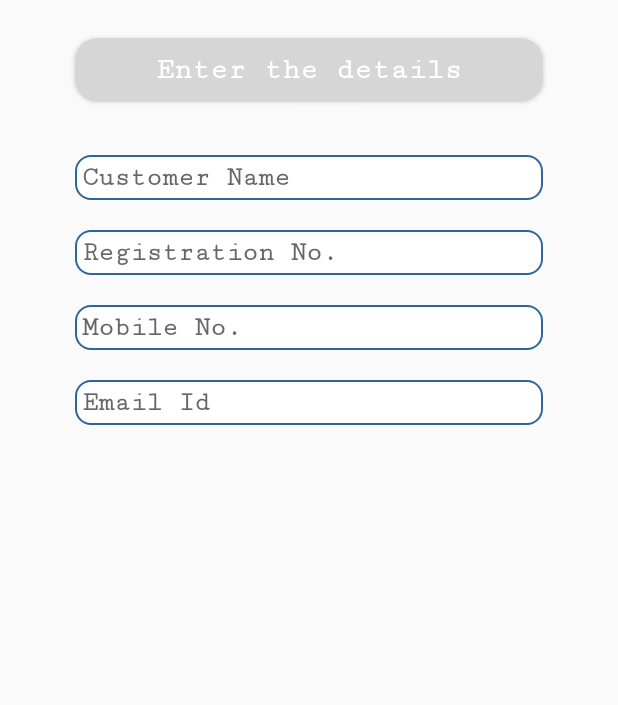
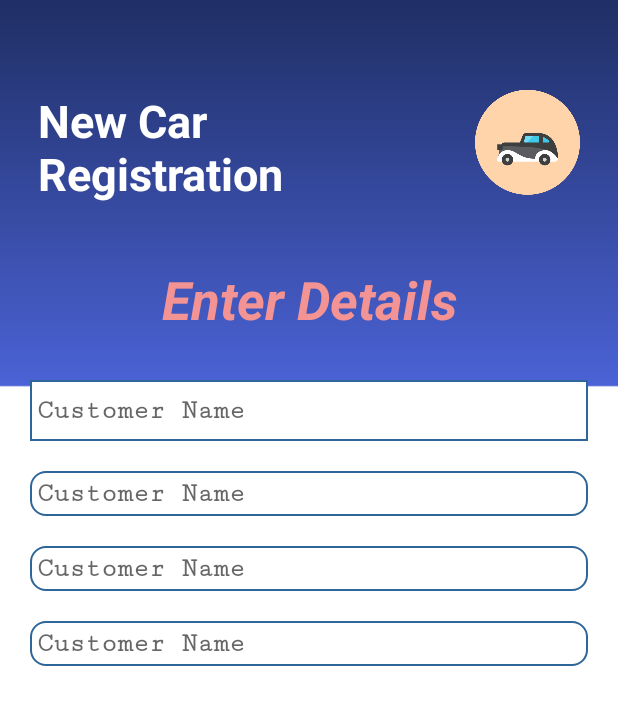
Before and after one commit to harshvardhanpatil/VimalJagruti, an Android app: the CreateJobCard screen opened directly, with no data from a screen before it, on a phone screen of 412 x 824 dp. Shown: the top 705 px of the screen. Run offline under Robolectric (Android 15) with nearby library versions, the phone set to English and light mode, and no system bars.

Commit message:
new car reg form -deleted unnessary things -reg form (inprocess TODO)

```diff
--- a/app/src/main/java/com/example/vimaljagruti/SelectOptionActivity.java
+++ b/app/src/main/java/com/example/vimaljagruti/SelectOptionActivity.java
@@ -2,13 +2,34 @@ package com.example.vimaljagruti;
 
 import androidx.appcompat.app.AppCompatActivity;
 
+import android.content.Intent;
 import android.os.Bundle;
+import android.view.View;
+import android.widget.Button;
 
 public class SelectOptionActivity extends AppCompatActivity {
+    Button createNew,scanByQr;
 
     @Override
     protected void onCreate(Bundle savedInstanceState) {
         super.onCreate(savedInstanceState);
         setContentView(R.layout.activity_select_option);
+        createNew=findViewById(R.id.createNew);
+        scanByQr=findViewById(R.id.scanQR);
+
+        createNew.setOnClickListener(new View.OnClickListener() {
+            @Override
+            public void onClick(View v) {
+                Intent intent=new Intent(getApplicationContext(),CreateJobCard.class);
+                startActivity(intent);
+            }
+        });
+        scanByQr.setOnClickListener(new View.OnClickListener() {
+            @Override
+            public void onClick(View v) {
+                Intent intent=new Intent(getApplicationContext(),ScanQRActivity.class);
+                startActivity(intent);
+            }
+        });
     }
 }
--- /dev/null
+++ b/app/src/main/res/drawable/squarebackround.xml
@@ -0,0 +1,17 @@
+<?xml version="1.0" encoding="utf-8"?>
+<shape xmlns:android="http://schemas.android.com/apk/res/android" >
+
+    <solid android:color="#FFFFFF" />
+
+    <stroke
+        android:width="1dp"
+        android:color="#2f6699" />
+
+    <padding
+        android:bottom="10dp"
+        android:left="5dp"
+        android:right="5dp"
+        android:top="10dp"
+        />
+
+</shape>
--- a/app/src/main/res/layout/activity_create_job_card.xml
+++ b/app/src/main/res/layout/activity_create_job_card.xml
@@ -5,106 +5,105 @@
     android:layout_width="match_parent"
     android:layout_height="match_parent"
     android:orientation="vertical"
+    android:background="@drawable/bgapps"
     tools:context=".CreateJobCard">
+    <RelativeLayout
+        android:layout_marginTop="60dp"
+        android:layout_marginBottom="40dp"
+        android:layout_marginHorizontal="25dp"
+        android:layout_width="match_parent"
+        android:layout_height="wrap_content"
+        >
+        <ImageView
+            android:id="@+id/carlogo"
+            android:layout_width="70dp"
+            android:layout_height="70dp"
+            android:src="@drawable/carlogo"
+            android:layout_alignParentRight="true"
+            />
+        <TextView
+            android:layout_toLeftOf="@+id/carlogo"
+            android:layout_alignParentLeft="true"
 
+            android:layout_width="wrap_content"
+            android:layout_height="wrap_content"
+            android:text="New Car \nRegistration"
+            android:textColor="#FFF"
+            android:fontFamily="sans-serif"
+            android:textStyle="bold"
+            android:textSize="30dp"
+            />
+    </RelativeLayout>
+    <TextView
+        android:layout_width="match_parent"
+        android:layout_height="wrap_content"
+        android:text="Enter Details"
+        android:textColor="#F49393"
+        android:textAlignment="center"
+        android:fontFamily="sans-serif"
+        android:textStyle="bold|italic"
+        android:textSize="35dp"
+        android:layout_marginBottom="20dp"/>
+
+
+    <RelativeLayout
+        android:layout_width="match_parent"
+        android:layout_marginHorizontal="20dp"
+        android:layout_height="wrap_content">
         <ScrollView
             android:layout_width="match_parent"
-        android:layout_height="match_parent">
+            android:layout_height="wrap_content"
+            >
             <LinearLayout
                 android:layout_width="match_parent"
-            android:layout_height="match_parent"
-            android:orientation="vertical">
+                android:layout_height="wrap_content"
+                android:orientation="vertical"
+                >
 
-            <androidx.cardview.widget.CardView
-                android:id="@+id/createJobCard"
-                android:layout_width="match_parent"
-                android:layout_height="wrap_content"
-                android:layout_marginHorizontal="50dp"
-                android:layout_marginVertical="25dp"
-                app:cardBackgroundColor="@color/dark"
-                app:cardCornerRadius="15dp">
-                <LinearLayout
-                    android:padding="10dp"
-                    android:layout_width="match_parent"
-                    android:layout_height="match_parent"
-                    android:orientation="vertical"
 
-                    >
-                    <TextView
-
-                        android:textAlignment="center"
-                        android:layout_width="match_parent"
-                        android:layout_height="wrap_content"
-                        android:text="Enter the details"
-                        android:textColor="@android:color/white"
-                        android:textSize="20dp"
-                        android:fontFamily="serif-monospace"
-                        android:textStyle="bold"
-                        />
-
-                </LinearLayout>
-
-            </androidx.cardview.widget.CardView>
                 <EditText
                     android:layout_width="match_parent"
                     android:layout_height="wrap_content"
-                android:background="@drawable/rounded_edittext"
-                android:layout_marginHorizontal="50dp"
+                    android:background="@drawable/squarebackround"
                     android:hint="Customer Name"
                     android:fontFamily="serif-monospace"
                     android:textStyle="bold"
                     android:layout_marginVertical="10dp"
-
                     />
                 <EditText
                     android:layout_width="match_parent"
                     android:layout_height="wrap_content"
                     android:background="@drawable/rounded_edittext"
-                android:layout_marginHorizontal="50dp"
-                android:hint="Registration No."
+                    android:hint="Customer Name"
                     android:fontFamily="serif-monospace"
                     android:textStyle="bold"
                     android:layout_marginVertical="10dp"
-
                     />
-
                 <EditText
                     android:layout_width="match_parent"
                     android:layout_height="wrap_content"
                     android:background="@drawable/rounded_edittext"
-                android:layout_marginHorizontal="50dp"
-                android:hint="Mobile No."
+                    android:hint="Customer Name"
                     android:fontFamily="serif-monospace"
                     android:textStyle="bold"
-                android:inputType="number"
                     android:layout_marginVertical="10dp"
-
                     />
-
                 <EditText
                     android:layout_width="match_parent"
                     android:layout_height="wrap_content"
                     android:background="@drawable/rounded_edittext"
-                android:layout_marginHorizontal="50dp"
-                android:hint="Email Id"
+                    android:hint="Customer Name"
                     android:fontFamily="serif-monospace"
                     android:textStyle="bold"
-                android:inputType="textEmailAddress"
                     android:layout_marginVertical="10dp"
-
                     />
+            </LinearLayout>
+        </ScrollView>
 
 
 
-
-
-
-
+    </RelativeLayout>
 
 
 
 </LinearLayout>
-    </ScrollView>
-
-
-</LinearLayout>
--- a/app/src/main/res/layout/activity_select_option.xml
+++ b/app/src/main/res/layout/activity_select_option.xml
@@ -41,6 +41,7 @@
             android:layout_marginBottom="200dp"
             >
             <Button
+                android:id="@+id/createNew"
                 android:layout_width="match_parent"
                 android:layout_height="wrap_content"
                 android:layout_alignParentBottom="true"
@@ -48,11 +49,12 @@
                 android:text="Add new Customer"
                 android:layout_marginVertical="25dp"/>
             <Button
+                android:id="@+id/scanQR"
                 android:layout_width="match_parent"
                 android:layout_height="wrap_content"
                 android:layout_alignParentBottom="true"
                 android:background="@drawable/rounded_edittext"
-                android:text="Add new Customer"
+                android:text="Scan QR"
                 android:layout_marginVertical="25dp"/>
 
         </LinearLayout>
```
Also changed, not shown: app/src/main/res/drawable/bill.png (deleted), app/src/main/res/drawable/bitcoin.png (deleted), app/src/main/res/drawable/bookmark.png (deleted), app/src/main/res/drawable/bug.png (deleted), app/src/main/res/drawable/chat.png (deleted), app/src/main/res/drawable/contact.png (deleted), app/src/main/res/drawable/date.png (deleted), app/src/main/res/drawable/jobcard.png (deleted), app/src/main/res/drawable/person.png (deleted), app/src/main/res/drawable/veiw.png (deleted). Lines whose indentation alone changed are shown as unchanged.
